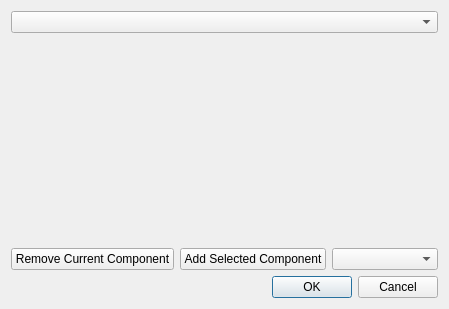
First picture: the form in src/gameobjecteditdialog.ui, repository hello-adam/Hooloovoo, before the edit.
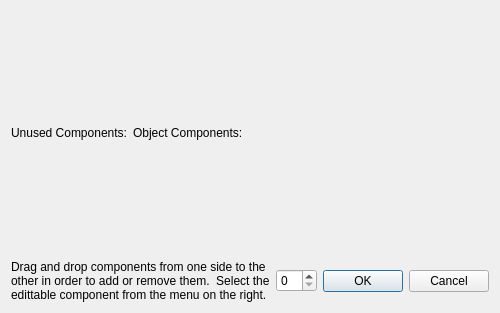
Second picture: the form after the edit.

Commit message: Reformatted the ui of the game object edit dialog.

Patch:
```diff
--- a/src/gameobjecteditdialog.ui
+++ b/src/gameobjecteditdialog.ui
@@ -6,8 +6,8 @@
    <rect>
     <x>0</x>
     <y>0</y>
-    <width>449</width>
-    <height>309</height>
+    <width>477</width>
+    <height>313</height>
    </rect>
   </property>
   <property name="windowTitle">
@@ -15,52 +15,72 @@
   </property>
   <layout class="QVBoxLayout" name="verticalLayout">
    <item>
-    <widget class="QComboBox" name="comboBox"/>
-   </item>
-   <item>
-    <widget class="QStackedWidget" name="stackedWidget">
-     <property name="currentIndex">
-      <number>-1</number>
-     </property>
-    </widget>
-   </item>
-   <item>
-    <layout class="QHBoxLayout" name="horizontalLayout">
+    <layout class="QHBoxLayout" name="horizontalLayout_2">
      <item>
-      <widget class="QPushButton" name="pb_RemoveComponent">
-       <property name="text">
-        <string>Remove Current Component</string>
-       </property>
-      </widget>
+      <layout class="QVBoxLayout" name="UnusedComponentLayout">
+       <item>
+        <widget class="QLabel" name="lb_Available">
+         <property name="text">
+          <string>Unused Components:</string>
+         </property>
+        </widget>
+       </item>
+      </layout>
      </item>
      <item>
-      <widget class="QPushButton" name="pb_AddComponent">
-       <property name="text">
-        <string>Add Selected Component</string>
-       </property>
-      </widget>
+      <layout class="QVBoxLayout" name="ObjectComponentLayout">
+       <item>
+        <widget class="QLabel" name="lb_Current">
+         <property name="text">
+          <string>Object Components:</string>
+         </property>
+        </widget>
+       </item>
+      </layout>
      </item>
      <item>
-      <widget class="QComboBox" name="cb_AddComponent">
+      <widget class="QStackedWidget" name="stackedWidget">
        <property name="sizePolicy">
-        <sizepolicy hsizetype="MinimumExpanding" vsizetype="Fixed">
+        <sizepolicy hsizetype="Preferred" vsizetype="Preferred">
          <horstretch>0</horstretch>
          <verstretch>0</verstretch>
         </sizepolicy>
        </property>
+       <property name="frameShape">
+        <enum>QFrame::NoFrame</enum>
+       </property>
+       <property name="currentIndex">
+        <number>-1</number>
+       </property>
       </widget>
      </item>
     </layout>
    </item>
    <item>
-    <widget class="QDialogButtonBox" name="buttonBox">
-     <property name="orientation">
-      <enum>Qt::Horizontal</enum>
-     </property>
-     <property name="standardButtons">
-      <set>QDialogButtonBox::Cancel|QDialogButtonBox::Ok</set>
-     </property>
-    </widget>
+    <layout class="QHBoxLayout" name="horizontalLayout">
+     <item>
+      <widget class="QLabel" name="label">
+       <property name="text">
+        <string>Drag and drop components from one side to the
+other in order to add or remove them.  Select the
+edittable component from the menu on the right.</string>
+       </property>
+      </widget>
+     </item>
+     <item>
+      <widget class="QSpinBox" name="spinBox"/>
+     </item>
+     <item>
+      <widget class="QDialogButtonBox" name="buttonBox">
+       <property name="orientation">
+        <enum>Qt::Horizontal</enum>
+       </property>
+       <property name="standardButtons">
+        <set>QDialogButtonBox::Cancel|QDialogButtonBox::Ok</set>
+       </property>
+      </widget>
+     </item>
+    </layout>
    </item>
   </layout>
  </widget>
```
Left out of the diff: 16 changed lines with no effect on the pictures. The commit also changes 7 other files.
